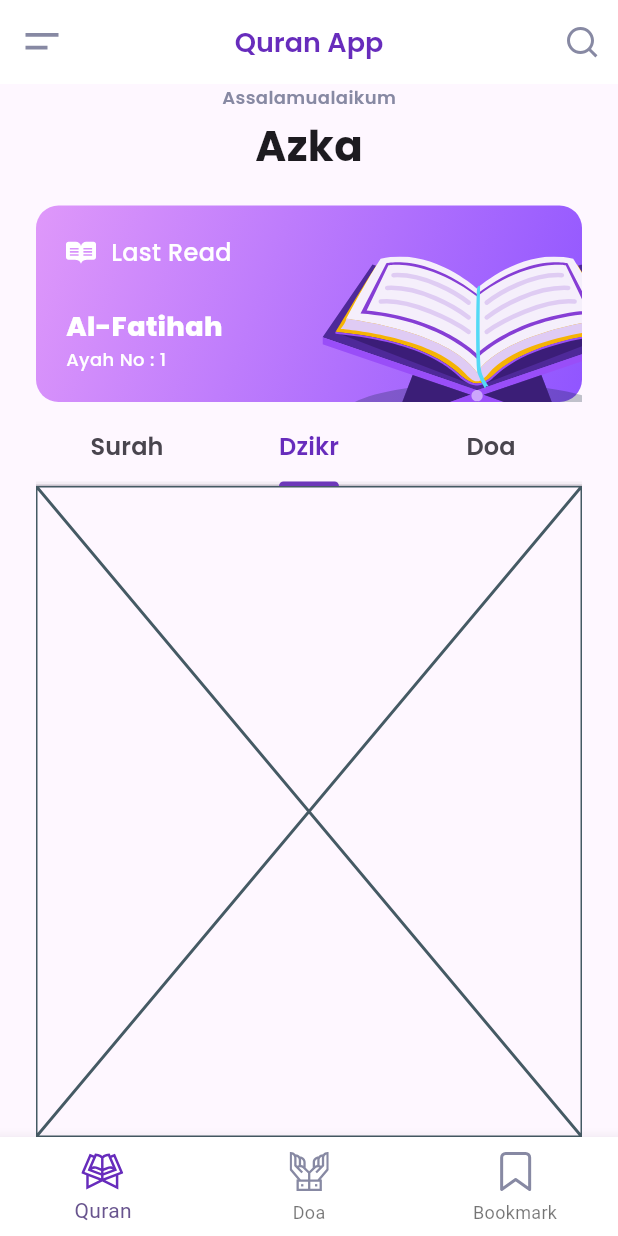
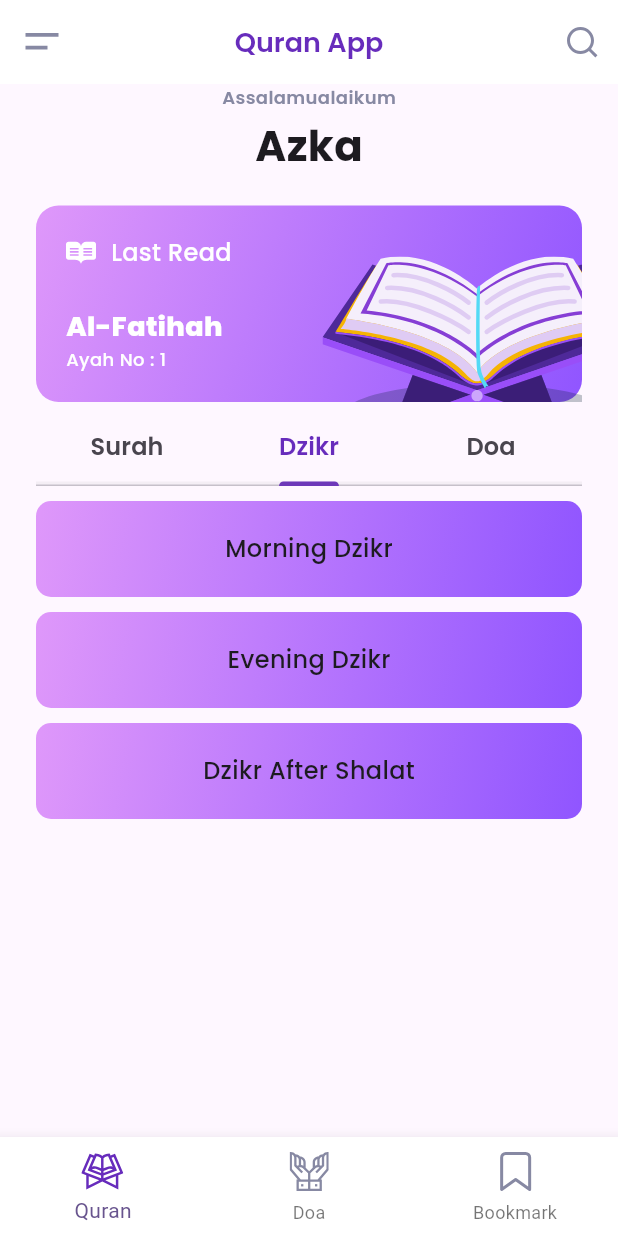
Before and after one commit to Damarazka/quran_app, a Flutter app: the HomeScreen screen opened by its route, tab 2 chosen, on a phone screen of 412 x 824 dp. Run offline on Flutter 3.47's test engine with Material 3 defaults, Android fonts, the phone set to English and light mode, and no system bars; our stand-ins replace flutter_svg, google_fonts.

Commit message:
dzkr tab

```diff
--- a/lib/pages/tabs/dzikr.dart
+++ b/lib/pages/tabs/dzikr.dart
@@ -1,10 +1,67 @@
 import 'package:flutter/material.dart';
+import 'package:google_fonts/google_fonts.dart';
 
 class TabDzikr extends StatelessWidget {
   const TabDzikr({super.key});
 
   @override
   Widget build(BuildContext context) {
-    return const Placeholder();
+    return Column(
+      children: [
+        const SizedBox(
+          height: 10,
+        ),
+        Container(
+          alignment: Alignment.center,
+          height: 64,
+          width: double.infinity,
+          decoration: BoxDecoration(
+              borderRadius: BorderRadius.circular(10),
+              gradient: const LinearGradient(
+                  begin: Alignment.topLeft,
+                  end: Alignment.bottomRight,
+                  colors: [Color(0xffdf98fa), Color(0xff9055ff)])),
+          child: Text(
+            "Morning Dzikr",
+            style:
+                GoogleFonts.poppins(fontWeight: FontWeight.w500, fontSize: 16),
+          ),
+        ),
+        const SizedBox(
+          height: 10,
+        ),
+        Container(
+          alignment: Alignment.center,
+          height: 64,
+          width: double.infinity,
+          decoration: BoxDecoration(
+              borderRadius: BorderRadius.circular(10),
+              gradient: const LinearGradient(
+                  begin: Alignment.topLeft,
+                  end: Alignment.bottomRight,
+                  colors: [Color(0xffdf98fa), Color(0xff9055ff)])),
+          child: Text("Evening Dzikr",
+              style: GoogleFonts.poppins(
+                  fontWeight: FontWeight.w500, fontSize: 16)),
+        ),
+        const SizedBox(
+          height: 10,
+        ),
+        Container(
+          alignment: Alignment.center,
+          height: 64,
+          width: double.infinity,
+          decoration: BoxDecoration(
+              borderRadius: BorderRadius.circular(10),
+              gradient: const LinearGradient(
+                  begin: Alignment.topLeft,
+                  end: Alignment.bottomRight,
+                  colors: [Color(0xffdf98fa), Color(0xff9055ff)])),
+          child: Text("Dzikr After Shalat",
+              style: GoogleFonts.poppins(
+                  fontWeight: FontWeight.w500, fontSize: 16)),
+        )
+      ],
+    );
   }
 }
```
Also changed, not shown: lib/pages/morning_screen.dart (added).
